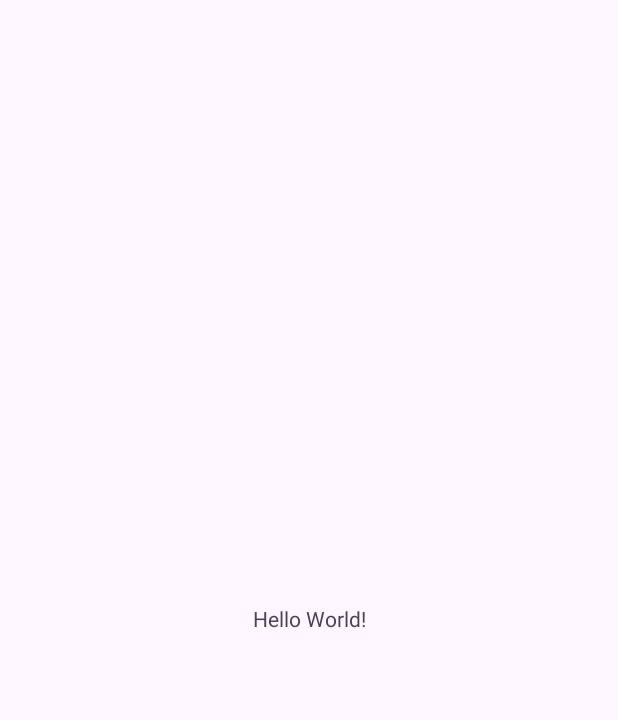
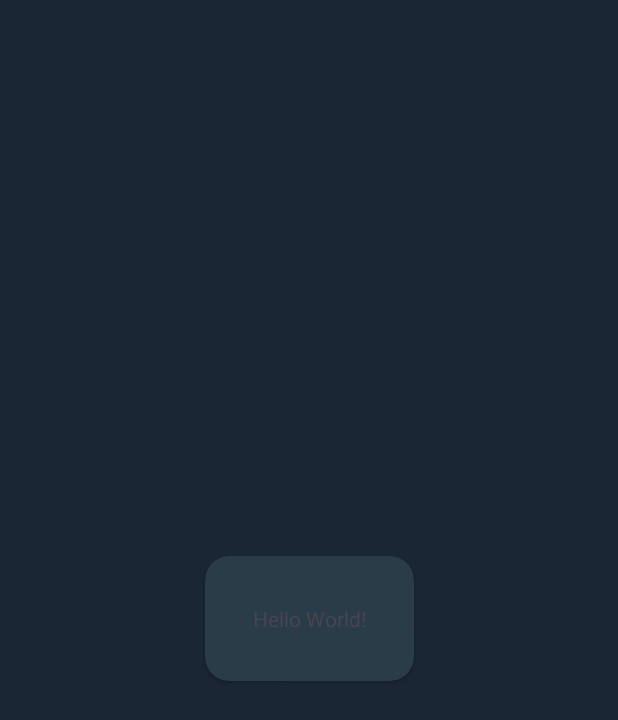
Before and after one commit to Alia-Alamer/watchTogether, an Android app: the screen it shows after launch (MainActivity), on a phone screen of 412 x 824 dp. Before the commit the part shown is almost empty. Shown: the top 720 px of the screen. Run offline under Robolectric (Android 15) with nearby library versions, the phone set to English and light mode, and no system bars.

Commit message:
added centered cardview container. prepare for other ui elements

```diff
--- a/app/src/main/res/layout/activity_main.xml
+++ b/app/src/main/res/layout/activity_main.xml
@@ -5,15 +5,42 @@
     android:id="@+id/main"
     android:layout_width="match_parent"
     android:layout_height="match_parent"
+    android:background="@color/blue_3"
     tools:context=".MainActivity">
 
-    <TextView
+    <androidx.cardview.widget.CardView
+        android:id="@+id/card"
         android:layout_width="wrap_content"
         android:layout_height="wrap_content"
-        android:text="Hello World!"
+        app:cardBackgroundColor="@color/blue_2"
+        app:cardCornerRadius="16dp"
+        app:layout_constraintTop_toTopOf="parent"
         app:layout_constraintBottom_toBottomOf="parent"
+        app:layout_constraintStart_toStartOf="parent"
         app:layout_constraintEnd_toEndOf="parent"
-        app:layout_constraintStart_toStartOf="parent"
-        app:layout_constraintTop_toTopOf="parent" />
+        android:layout_marginStart="16dp"
+        android:layout_marginEnd="16dp"
+        >
+
+        <androidx.constraintlayout.widget.ConstraintLayout
+            android:layout_width="match_parent"
+            android:layout_height="wrap_content"
+            android:padding="32dp">
+
+            <TextView
+                android:layout_width="wrap_content"
+                android:layout_height="wrap_content"
+                android:text="Hello World!"
+                app:layout_constraintBottom_toBottomOf="parent"
+                app:layout_constraintEnd_toEndOf="parent"
+                app:layout_constraintStart_toStartOf="parent"
+                app:layout_constraintTop_toTopOf="parent" />
+
+
+        </androidx.constraintlayout.widget.ConstraintLayout>
+
+
+    </androidx.cardview.widget.CardView>
+
 
 </androidx.constraintlayout.widget.ConstraintLayout>
```
